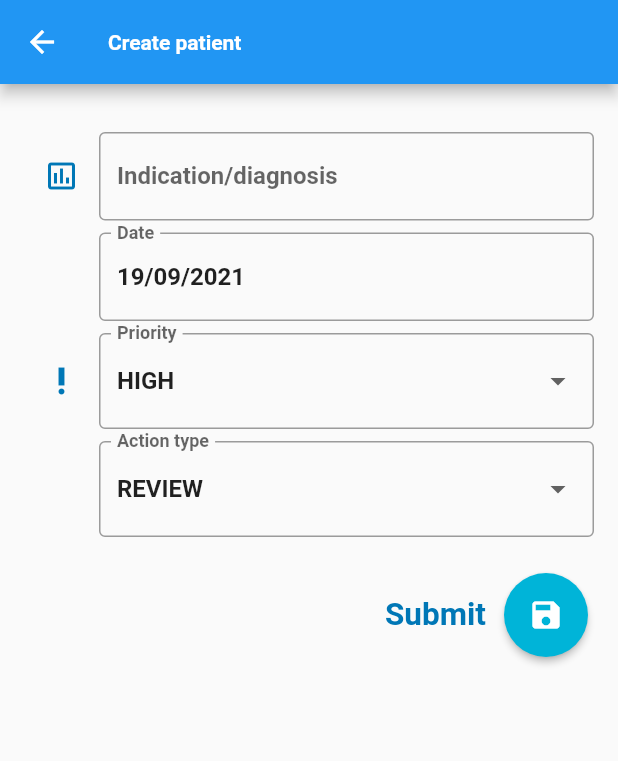
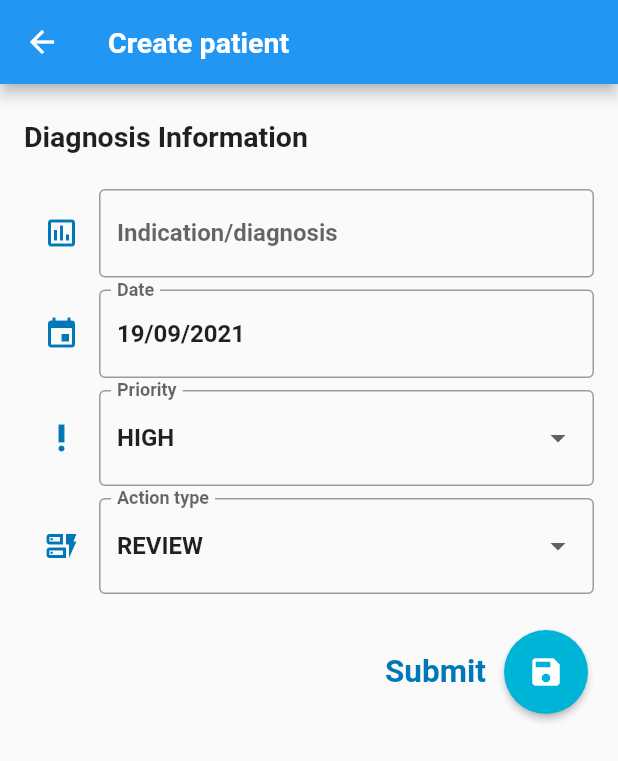
Before and after one commit to sachindayl/Surgery-support, a Flutter app: the DiagnosisView screen opened directly, on a phone screen of 412 x 824 dp. Shown: the top 761 px of the screen. Run offline on Flutter 3.47's test engine with Material 2 defaults, Android fonts, the phone set to English and light mode, and no system bars; our stand-ins replace cloud_firestore, dio, easy_localization, firebase_auth, firebase_core, modal_bottom_sheet and 2 more; accounts and stored records are empty.

Commit message:
create patient form validation. minor scaffold design tweaks

```diff
--- a/lib/material/views/create_patient/diagnosis_view.dart
+++ b/lib/material/views/create_patient/diagnosis_view.dart
@@ -10,6 +10,7 @@ import 'package:wardeleven/material/widgets/custom_date_picker.dart';
 import 'package:wardeleven/material/widgets/custom_text_form_field.dart';
 import 'package:wardeleven/material/widgets/form_field_dropdown.dart';
 import 'package:wardeleven/material/widgets/form_row.dart';
+import 'package:wardeleven/material/widgets/form_title.dart';
 import 'package:wardeleven/models/action_type_model.dart';
 import 'package:wardeleven/models/enums.dart';
 import 'package:wardeleven/models/patient_model.dart';
@@ -29,6 +30,7 @@ class DiagnosisView extends StatefulWidget {
 }
 
 class _DiagnosisViewState extends State<DiagnosisView> {
+  final _formKey = GlobalKey<FormState>();
   final TextEditingController _dateController = TextEditingController();
   final TextEditingController _indicationController = TextEditingController();
   final TextEditingController _surgeryController = TextEditingController();
@@ -87,16 +89,13 @@ class _DiagnosisViewState extends State<DiagnosisView> {
       },
       child: Scaffold(
         appBar: AppBar(
-          title: Text(context
-                      .read<CreatePatientViewmodel>()
-                      .newPatient
-                      .personalInfo
-                      .name
-                      .firstName !=
-                  Constants.emptyString
+          title: Text(widget.selectedPatient != null
               ? 'Update patient'
-              : 'Create patient'),
-        ),
+              : 'Create patient', style: Theme.of(context)
+        .textTheme
+        .headline4!
+        .copyWith(color: Styles.white),
+        )),
         body: SafeArea(
             child: Stack(
           children: [
@@ -104,9 +103,12 @@ class _DiagnosisViewState extends State<DiagnosisView> {
               child: Container(
                 padding: const EdgeInsets.symmetric(
                     horizontal: Styles.horizontalPadding, vertical: 8.0),
-                child: Column(
-                    children: _initializeView() +
-                        [_validateAndSubmitButton(context)]),
+                child: Form(
+                  key: _formKey,
+                  child: Column(
+                      children: _initializeView() +
+                          [_validateAndSubmitButton(context)]),
+                ),
               ),
             ),
             CustomCircularProgressIndicator(
@@ -123,6 +125,9 @@ class _DiagnosisViewState extends State<DiagnosisView> {
     var actionType = context.watch<CreatePatientViewmodel>().actionType;
     if (actionType == ActionType.surgery) {
       return [
+        FormTitle(
+          title: 'Diagnosis Information',
+        ),
         _indication(context),
         _diagnosisDate(context),
         _priority(context),
@@ -132,6 +137,9 @@ class _DiagnosisViewState extends State<DiagnosisView> {
       ];
     } else if (actionType == ActionType.endoscopy) {
       return [
+        FormTitle(
+          title: 'Diagnosis Information',
+        ),
         _indication(context),
         _diagnosisDate(context),
         _priority(context),
@@ -140,6 +148,9 @@ class _DiagnosisViewState extends State<DiagnosisView> {
       ];
     }
     return [
+      FormTitle(
+        title: 'Diagnosis Information',
+      ),
       _indication(context),
       _diagnosisDate(context),
       _priority(context),
@@ -152,14 +163,22 @@ class _DiagnosisViewState extends State<DiagnosisView> {
         child: FormRow(
             icon: Icon(Icons.assessment_outlined),
             formField: CustomTextFormField(
-                label: 'Indication/diagnosis',
-                controller: _indicationController)),
+              label: 'Indication/diagnosis',
+              controller: _indicationController,
+              validator: (value) {
+                if (value == null || value.isEmpty) {
+                  return 'Please enter a valid indication/diagnosis';
+                }
+                return null;
+              },
+            )),
       );
 
   Widget _diagnosisDate(BuildContext context) {
     return Padding(
       padding: const EdgeInsets.only(top: 8.0),
       child: FormRow(
+        icon: Icon(Icons.event),
         formField: Consumer<CreatePatientViewmodel>(
             builder: (context, viewModel, child) {
           return TextFormField(
@@ -214,6 +233,7 @@ class _DiagnosisViewState extends State<DiagnosisView> {
   Widget _actionType(BuildContext context) => Padding(
         padding: const EdgeInsets.only(top: 8.0),
         child: FormRow(
+            icon: Icon(Icons.dynamic_form_outlined),
             formField: FormFieldDropdown(
           label: 'Action type',
           value: context
--- a/lib/material/views/main_container/main_container.dart
+++ b/lib/material/views/main_container/main_container.dart
@@ -11,6 +11,9 @@ class MainContainer extends StatelessWidget {
     return DefaultTabController(
         length: 2,
         child: Scaffold(
+          appBar: AppBar(
+            toolbarHeight: 0.0,
+          ),
           bottomNavigationBar:
               TabBar(labelColor: Colors.black, tabs: _tabs(context)),
           body: TabBarView(children: [HomeView(), PatientSearchView()]),
--- a/lib/material/widgets/custom_text_form_field.dart
+++ b/lib/material/widgets/custom_text_form_field.dart
@@ -6,9 +6,19 @@ class CustomTextFormField extends StatelessWidget {
   final TextEditingController? controller;
   final Function(String)? onChanged;
   final Function()? onTap;
+  final TextInputType textInputType;
+  final int? maxLength;
+  final FormFieldValidator<String>? validator;
 
   CustomTextFormField(
-      {required this.label, this.initialValue,this.controller , this.onChanged, this.onTap});
+      {required this.label,
+      this.initialValue,
+      this.controller,
+      this.onChanged,
+      this.onTap,
+      this.textInputType = TextInputType.text,
+      this.maxLength,
+      this.validator});
 
   @override
   Widget build(BuildContext context) {
@@ -16,11 +26,16 @@ class CustomTextFormField extends StatelessWidget {
       decoration: InputDecoration(
         border: OutlineInputBorder(),
         labelText: label,
+        counterText: ""
       ),
+      textCapitalization: TextCapitalization.characters,
+      keyboardType: textInputType,
       controller: controller,
-      initialValue:initialValue,
+      initialValue: initialValue,
       onChanged: onChanged,
       onTap: onTap,
+      maxLength: maxLength,
+      validator: validator,
     );
   }
 }
```
Also changed, not shown: lib/material/views/create_patient/personal_info_view.dart (+67 -11 lines), lib/material/views/home/home_view.dart (+32 -20 lines), lib/material/views/patient_search/patient_search_view.dart (+16 -6 lines).
